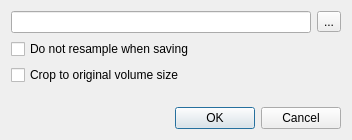
Old version of the form freeview/DialogSaveVolume.ui in the repository freesurfer/freesurfer.
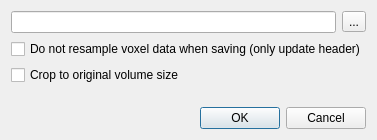
New version of the form. Icons and pictures are not drawn.

Commit message: add option to select any volume as coordinate basis from command-line

```diff
--- a/freeview/DialogSaveVolume.ui
+++ b/freeview/DialogSaveVolume.ui
@@ -6,8 +6,8 @@
    <rect>
     <x>0</x>
     <y>0</y>
-    <width>401</width>
-    <height>163</height>
+    <width>437</width>
+    <height>165</height>
    </rect>
   </property>
   <property name="windowTitle">
@@ -45,7 +45,7 @@
    <item>
     <widget class="QCheckBox" name="checkBoxNoResample">
      <property name="text">
-      <string>Do not resample when saving</string>
+      <string>Do not resample voxel data when saving (only update header)</string>
      </property>
     </widget>
    </item>
```
The commit also changes 10 other files.
